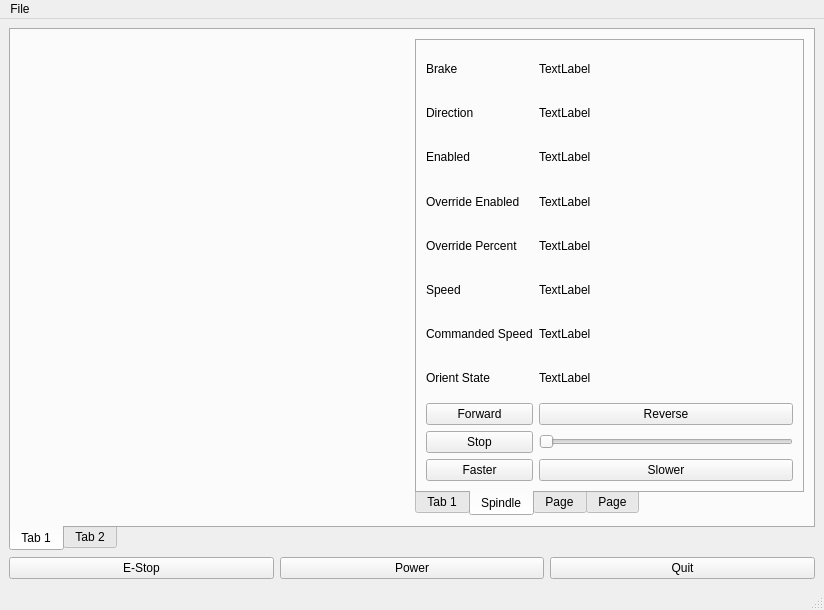
The window that examples/xyz-metric/xyz-metric.ui (jethornton/flexgui) describes before a commit, drawn with Qt 5.
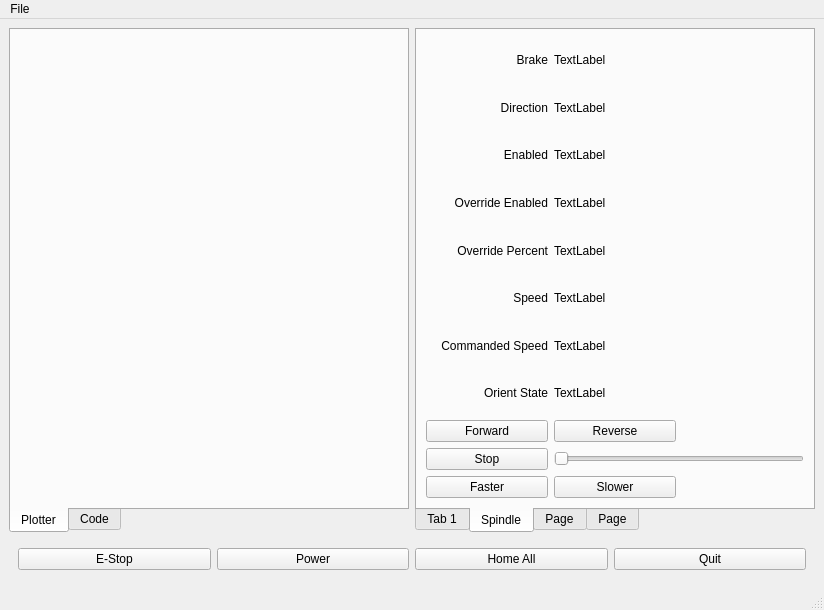
The same window after the commit. The open tabs and pages were chosen to show the change.

Commit message: update xyz metric example

What changed in the file:
```diff
--- a/examples/xyz-metric/xyz-metric.ui
+++ b/examples/xyz-metric/xyz-metric.ui
@@ -15,7 +15,41 @@
   </property>
   <widget class="QWidget" name="centralwidget">
    <layout class="QGridLayout" name="gridLayout">
-    <item row="0" column="0" colspan="3">
+    <item row="2" column="0" colspan="4">
+     <widget class="QWidget" name="widget_2" native="true">
+      <layout class="QHBoxLayout" name="horizontalLayout_3">
+       <item>
+        <widget class="QPushButton" name="estop_pb">
+         <property name="text">
+          <string>E-Stop</string>
+         </property>
+        </widget>
+       </item>
+       <item>
+        <widget class="QPushButton" name="power_pb">
+         <property name="text">
+          <string>Power</string>
+         </property>
+        </widget>
+       </item>
+       <item>
+        <widget class="QPushButton" name="home_all_pb">
+         <property name="text">
+          <string>Home All</string>
+         </property>
+        </widget>
+       </item>
+       <item>
+        <widget class="QPushButton" name="quit_pb">
+         <property name="text">
+          <string>Quit</string>
+         </property>
+        </widget>
+       </item>
+      </layout>
+     </widget>
+    </item>
+    <item row="0" column="0" colspan="2">
      <widget class="QTabWidget" name="tabWidget">
       <property name="tabPosition">
        <enum>QTabWidget::South</enum>
@@ -25,7 +59,7 @@
       </property>
       <widget class="QWidget" name="tab">
        <attribute name="title">
-        <string>Tab 1</string>
+        <string>Plotter</string>
        </attribute>
        <layout class="QHBoxLayout" name="horizontalLayout">
         <item>
@@ -38,7 +72,24 @@
           </property>
          </widget>
         </item>
+       </layout>
+      </widget>
+      <widget class="QWidget" name="tab_2">
+       <attribute name="title">
+        <string>Code</string>
+       </attribute>
+       <layout class="QHBoxLayout" name="horizontalLayout_2">
         <item>
+         <widget class="QPlainTextEdit" name="gcode_pte"/>
+        </item>
+        <item>
+         <widget class="QWidget" name="widget" native="true"/>
+        </item>
+       </layout>
+      </widget>
+     </widget>
+    </item>
+    <item row="0" column="2" colspan="2">
          <widget class="QTabWidget" name="tabWidget_2">
           <property name="tabPosition">
            <enum>QTabWidget::South</enum>
@@ -55,46 +106,41 @@
            <attribute name="title">
             <string>Spindle</string>
            </attribute>
-           <layout class="QGridLayout" name="gridLayout_2">
+       <layout class="QGridLayout" name="gridLayout_2" columnstretch="1,1,1">
+        <item row="5" column="0">
+         <widget class="QLabel" name="label_5">
+          <property name="text">
+           <string>Speed</string>
+          </property>
+          <property name="alignment">
+           <set>Qt::AlignRight|Qt::AlignTrailing|Qt::AlignVCenter</set>
+          </property>
+         </widget>
+        </item>
+        <item row="6" column="0">
+         <widget class="QLabel" name="label_7">
+          <property name="text">
+           <string>Commanded Speed</string>
+          </property>
+          <property name="alignment">
+           <set>Qt::AlignRight|Qt::AlignTrailing|Qt::AlignVCenter</set>
+          </property>
+         </widget>
+        </item>
             <item row="1" column="0">
              <widget class="QLabel" name="label_2">
               <property name="text">
                <string>Direction</string>
               </property>
-             </widget>
-            </item>
-            <item row="9" column="1">
-             <widget class="QSlider" name="spindle_override_sl">
-              <property name="orientation">
-               <enum>Qt::Horizontal</enum>
+          <property name="alignment">
+           <set>Qt::AlignRight|Qt::AlignTrailing|Qt::AlignVCenter</set>
               </property>
              </widget>
             </item>
-            <item row="8" column="1">
-             <widget class="QPushButton" name="spindle_rev_pb">
+        <item row="10" column="0">
+         <widget class="QPushButton" name="spindle_plus_pb">
               <property name="text">
-               <string>Reverse</string>
-              </property>
-             </widget>
-            </item>
-            <item row="10" column="1">
-             <widget class="QPushButton" name="spindle_minus_pb">
-              <property name="text">
-               <string>Slower</string>
-              </property>
-             </widget>
-            </item>
-            <item row="1" column="1">
-             <widget class="QLabel" name="spindle_direction_lb">
-              <property name="text">
-               <string>TextLabel</string>
-              </property>
-             </widget>
-            </item>
-            <item row="5" column="1">
-             <widget class="QLabel" name="spindle_speed_lb">
-              <property name="text">
-               <string>TextLabel</string>
+           <string>Faster</string>
               </property>
              </widget>
             </item>
@@ -105,38 +151,44 @@
               </property>
              </widget>
             </item>
-            <item row="4" column="1">
-             <widget class="QLabel" name="spindle_override_lb">
+        <item row="6" column="1">
+         <widget class="QLabel" name="spindle_cmd_speed_lb">
               <property name="text">
                <string>TextLabel</string>
               </property>
              </widget>
             </item>
-            <item row="0" column="1">
-             <widget class="QLabel" name="spindle_brake_lb">
+        <item row="5" column="1">
+         <widget class="QLabel" name="spindle_speed_lb">
               <property name="text">
                <string>TextLabel</string>
               </property>
              </widget>
             </item>
-            <item row="6" column="0">
-             <widget class="QLabel" name="label_7">
+        <item row="4" column="0">
+         <widget class="QLabel" name="label_6">
               <property name="text">
-               <string>Commanded Speed</string>
-              </property>
-             </widget>
-            </item>
-            <item row="3" column="1">
-             <widget class="QLabel" name="spindle_override_enabled_lb">
+           <string>Override Percent</string>
+          </property>
+          <property name="alignment">
+           <set>Qt::AlignRight|Qt::AlignTrailing|Qt::AlignVCenter</set>
+          </property>
+         </widget>
+        </item>
+        <item row="8" column="0">
+         <widget class="QPushButton" name="spindle_fwd_pb">
               <property name="text">
-               <string>TextLabel</string>
+           <string>Forward</string>
               </property>
              </widget>
             </item>
-            <item row="2" column="0">
-             <widget class="QLabel" name="label_3">
+        <item row="7" column="0">
+         <widget class="QLabel" name="label_8">
               <property name="text">
-               <string>Enabled</string>
+           <string>Orient State</string>
+          </property>
+          <property name="alignment">
+           <set>Qt::AlignRight|Qt::AlignTrailing|Qt::AlignVCenter</set>
               </property>
              </widget>
             </item>
@@ -145,6 +197,9 @@
               <property name="text">
                <string>Override Enabled</string>
               </property>
+          <property name="alignment">
+           <set>Qt::AlignRight|Qt::AlignTrailing|Qt::AlignVCenter</set>
+          </property>
              </widget>
             </item>
             <item row="9" column="0">
@@ -154,24 +209,20 @@
               </property>
              </widget>
             </item>
-            <item row="10" column="0">
-             <widget class="QPushButton" name="spindle_plus_pb">
+        <item row="10" column="1">
+         <widget class="QPushButton" name="spindle_minus_pb">
               <property name="text">
-               <string>Faster</string>
+           <string>Slower</string>
               </property>
              </widget>
             </item>
-            <item row="8" column="0">
-             <widget class="QPushButton" name="spindle_fwd_pb">
+        <item row="2" column="0">
+         <widget class="QLabel" name="label_3">
               <property name="text">
-               <string>Forward</string>
-              </property>
-             </widget>
-            </item>
-            <item row="5" column="0">
-             <widget class="QLabel" name="label_5">
-              <property name="text">
-               <string>Speed</string>
+           <string>Enabled</string>
+          </property>
+          <property name="alignment">
+           <set>Qt::AlignRight|Qt::AlignTrailing|Qt::AlignVCenter</set>
               </property>
              </widget>
             </item>
@@ -180,26 +231,43 @@
               <property name="text">
                <string>Brake</string>
               </property>
-             </widget>
-            </item>
-            <item row="4" column="0">
-             <widget class="QLabel" name="label_6">
+          <property name="alignment">
+           <set>Qt::AlignRight|Qt::AlignTrailing|Qt::AlignVCenter</set>
+          </property>
+         </widget>
+        </item>
+        <item row="0" column="1">
+         <widget class="QLabel" name="spindle_brake_lb">
               <property name="text">
-               <string>Override Percent</string>
+           <string>TextLabel</string>
               </property>
              </widget>
             </item>
-            <item row="6" column="1">
-             <widget class="QLabel" name="spindle_cmd_speed_lb">
+        <item row="8" column="1">
+         <widget class="QPushButton" name="spindle_rev_pb">
               <property name="text">
+           <string>Reverse</string>
+          </property>
+         </widget>
+        </item>
+        <item row="1" column="1">
+         <widget class="QLabel" name="spindle_direction_lb">
+          <property name="text">
                <string>TextLabel</string>
               </property>
              </widget>
             </item>
-            <item row="7" column="0">
-             <widget class="QLabel" name="label_8">
+        <item row="3" column="1">
+         <widget class="QLabel" name="spindle_override_enabled_lb">
               <property name="text">
-               <string>Orient State</string>
+           <string>TextLabel</string>
+          </property>
+         </widget>
+        </item>
+        <item row="4" column="1">
+         <widget class="QLabel" name="spindle_override_lb">
+          <property name="text">
+           <string>TextLabel</string>
               </property>
              </widget>
             </item>
@@ -210,6 +278,26 @@
               </property>
              </widget>
             </item>
+        <item row="4" column="2">
+         <spacer name="horizontalSpacer">
+          <property name="orientation">
+           <enum>Qt::Horizontal</enum>
+          </property>
+          <property name="sizeHint" stdset="0">
+           <size>
+            <width>40</width>
+            <height>20</height>
+           </size>
+          </property>
+         </spacer>
+        </item>
+        <item row="9" column="1" colspan="2">
+         <widget class="QSlider" name="spindle_override_sl">
+          <property name="orientation">
+           <enum>Qt::Horizontal</enum>
+          </property>
+         </widget>
+        </item>
            </layout>
           </widget>
           <widget class="QWidget" name="tab_5">
@@ -222,44 +310,6 @@
             <string>Page</string>
            </attribute>
           </widget>
-         </widget>
-        </item>
-       </layout>
-      </widget>
-      <widget class="QWidget" name="tab_2">
-       <attribute name="title">
-        <string>Tab 2</string>
-       </attribute>
-       <layout class="QHBoxLayout" name="horizontalLayout_2">
-        <item>
-         <widget class="QPlainTextEdit" name="gcode_pte"/>
-        </item>
-        <item>
-         <widget class="QWidget" name="widget" native="true"/>
-        </item>
-       </layout>
-      </widget>
-     </widget>
-    </item>
-    <item row="1" column="0">
-     <widget class="QPushButton" name="estop_pb">
-      <property name="text">
-       <string>E-Stop</string>
-      </property>
-     </widget>
-    </item>
-    <item row="1" column="2">
-     <widget class="QPushButton" name="quit_pb">
-      <property name="text">
-       <string>Quit</string>
-      </property>
-     </widget>
-    </item>
-    <item row="1" column="1">
-     <widget class="QPushButton" name="power_pb">
-      <property name="text">
-       <string>Power</string>
-      </property>
      </widget>
     </item>
    </layout>
```
Left out of the diff: 2 changed lines with no effect on the pictures. Lines whose indentation alone changed are shown as unchanged. The commit also changes 2 other files.
